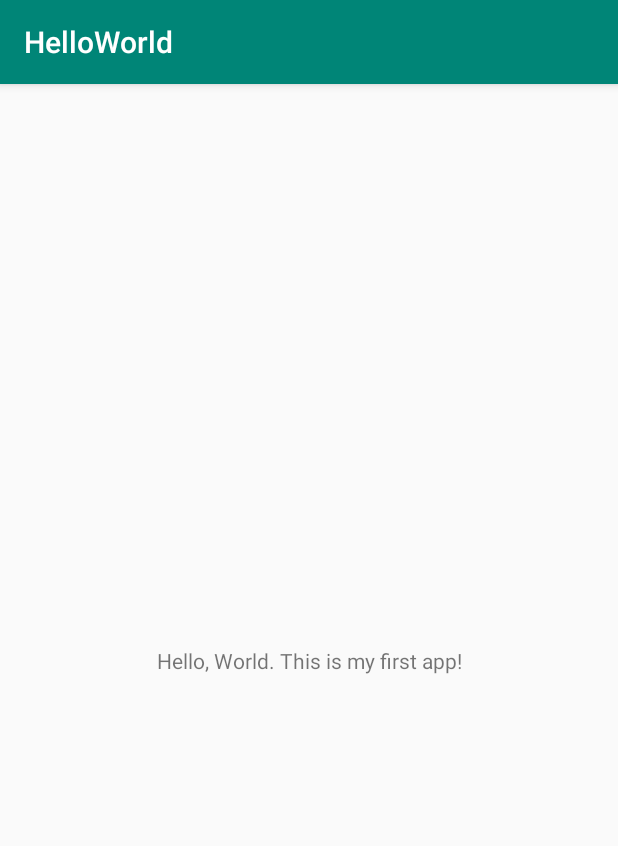
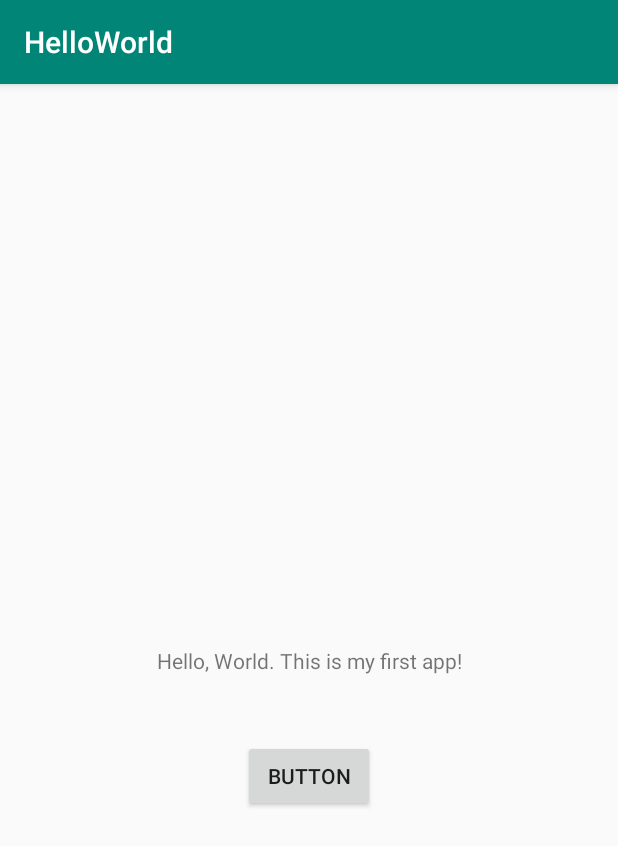
Before and after one commit to jimmyahurd/HelloWorld, an Android app: the screen it shows after launch (MainActivity), on a phone screen of 412 x 824 dp. Shown: the top 846 px of the screen. Run offline under Robolectric (Android 15) with nearby library versions, the phone set to English and light mode, and no system bars.

Commit message:
Added a button that allows user to change textView to read "You have clicked the button.".

```diff
--- a/app/src/main/java/edu/temple/helloworld/MainActivity.java
+++ b/app/src/main/java/edu/temple/helloworld/MainActivity.java
@@ -3,13 +3,28 @@ package edu.temple.helloworld;
 import androidx.appcompat.app.AppCompatActivity;
 
 import android.os.Bundle;
+import android.view.View;
 import android.widget.Button;
+import android.widget.TextView;
 
 public class MainActivity extends AppCompatActivity {
+
+    Button changeText;
+    TextView message;
 
     @Override
     protected void onCreate(Bundle savedInstanceState) {
         super.onCreate(savedInstanceState);
         setContentView(R.layout.activity_main);
+
+        changeText = findViewById(R.id.changeText);
+        message = findViewById(R.id.message);
+
+        changeText.setOnClickListener(new View.OnClickListener() {
+            @Override
+            public void onClick(View v) {
+                message.setText("You have clicked the button.");
+            }
+        });
     }
 }
--- a/app/src/main/res/layout/activity_main.xml
+++ b/app/src/main/res/layout/activity_main.xml
@@ -7,6 +7,7 @@
     tools:context=".MainActivity">
 
     <TextView
+        android:id="@+id/message"
         android:layout_width="wrap_content"
         android:layout_height="wrap_content"
         android:text="@string/my_greeting"
@@ -15,4 +16,18 @@
         app:layout_constraintRight_toRightOf="parent"
         app:layout_constraintTop_toTopOf="parent" />
 
+    <Button
+        android:id="@+id/changeText"
+        android:layout_width="wrap_content"
+        android:layout_height="wrap_content"
+        android:layout_marginStart="162dp"
+        android:layout_marginTop="34dp"
+        android:layout_marginEnd="162dp"
+        android:layout_marginBottom="273dp"
+        android:text="Button"
+        app:layout_constraintBottom_toBottomOf="parent"
+        app:layout_constraintEnd_toEndOf="parent"
+        app:layout_constraintStart_toStartOf="parent"
+        app:layout_constraintTop_toBottomOf="@+id/message" />
+
 </androidx.constraintlayout.widget.ConstraintLayout>
```
